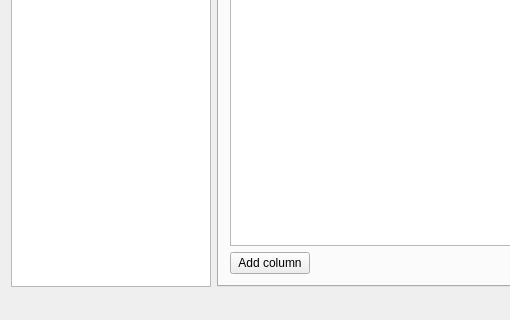
First picture: the form in UiQt/mainwindow.ui, repository corka149/TimeCapture, before the edit; both pictures show x 0 to 510 and y 174 to 494 of the 1070 by 494 pixel window.
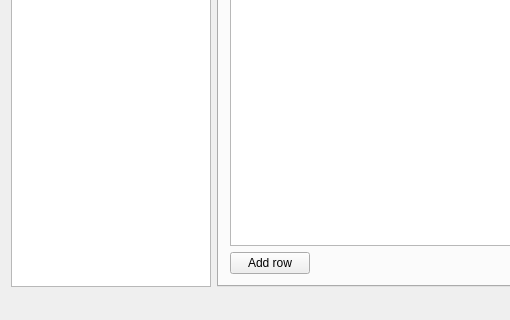
Second picture: the form after the edit.

```diff
--- a/UiQt/mainwindow.ui
+++ b/UiQt/mainwindow.ui
@@ -48,7 +48,7 @@
         <item row="1" column="0">
          <widget class="QPushButton" name="pushButton_addColumn">
           <property name="text">
-           <string>Add column</string>
+           <string>Add row</string>
           </property>
          </widget>
         </item>
```
Left out of the diff: 4 changed lines with no effect on the pictures.
